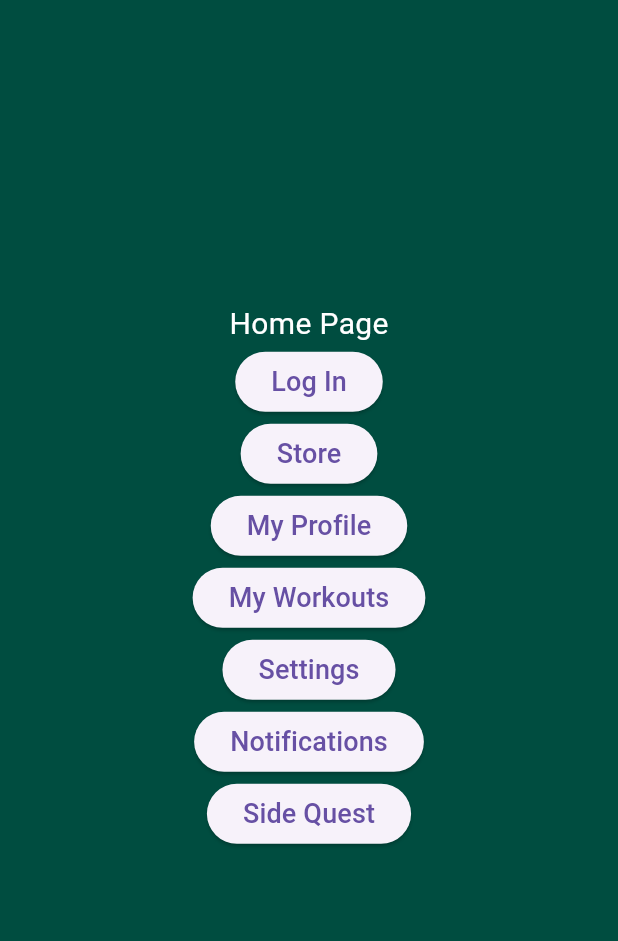
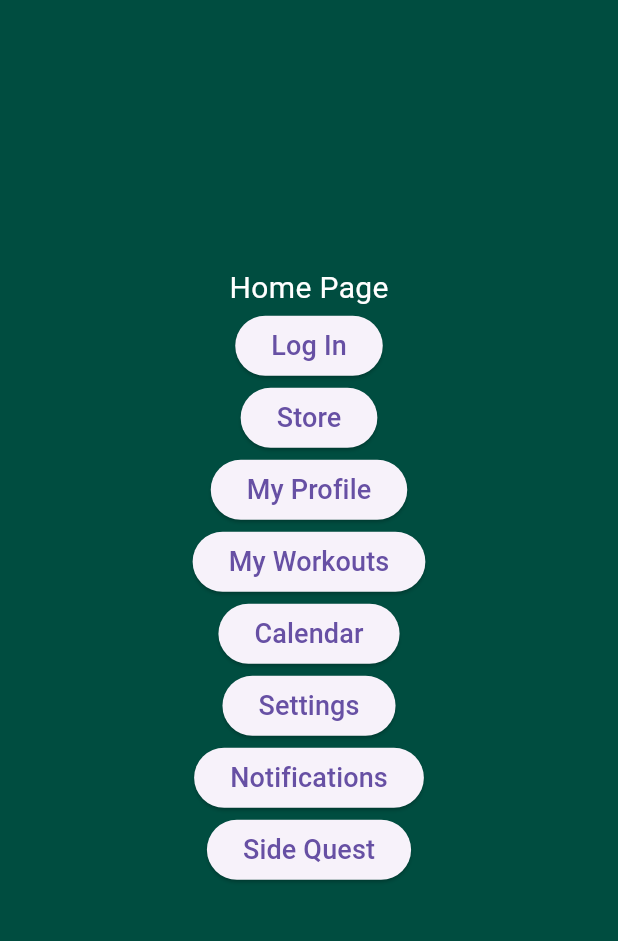
Before and after one commit to m1k3br4n6/fitness_slayer_app_s6, a Flutter app: the screen it shows after launch, on a phone screen of 412 x 824 dp, the part 84-1025 px from its top. Run offline on Flutter 3.47's test engine with Material 3 defaults, Android fonts, the phone set to English and light mode, and no system bars; our stand-ins replace firebase_core; accounts and stored records are empty.

Commit message:
Just added a calendar button to the home screen leading to a template page.

```diff
--- a/lib/screens/home.dart
+++ b/lib/screens/home.dart
@@ -1,6 +1,7 @@
 import 'package:fitness_slayer_01/screens/authentication/login.dart';
 import 'package:fitness_slayer_01/screens/notifications/notifications.dart';
 import 'package:fitness_slayer_01/screens/notifications/side-quest.dart';
+import 'package:fitness_slayer_01/screens/planning/calendar.dart';
 import 'package:fitness_slayer_01/screens/planning/workout-planning.dart';
 import 'package:fitness_slayer_01/screens/profile/profile.dart';
 import 'package:fitness_slayer_01/screens/settings/settings.dart';
@@ -98,6 +99,23 @@ class Home extends StatelessWidget {
               ),
             ),
 
+            //calendar page button
+            ElevatedButton(
+              onPressed: () {
+                Navigator.push(
+                  context,
+                  MaterialPageRoute(
+                    builder: (context) => const Calendar(),
+                  ),
+                );
+              },
+              child: const Text('Calendar',
+                style: TextStyle(
+                  fontSize: 18,
+                ),
+              ),
+            ),
+
             //settings page
             ElevatedButton(
               onPressed: () {
```
Also changed, not shown: lib/screens/planning/calendar.dart (+20 -1 lines).
